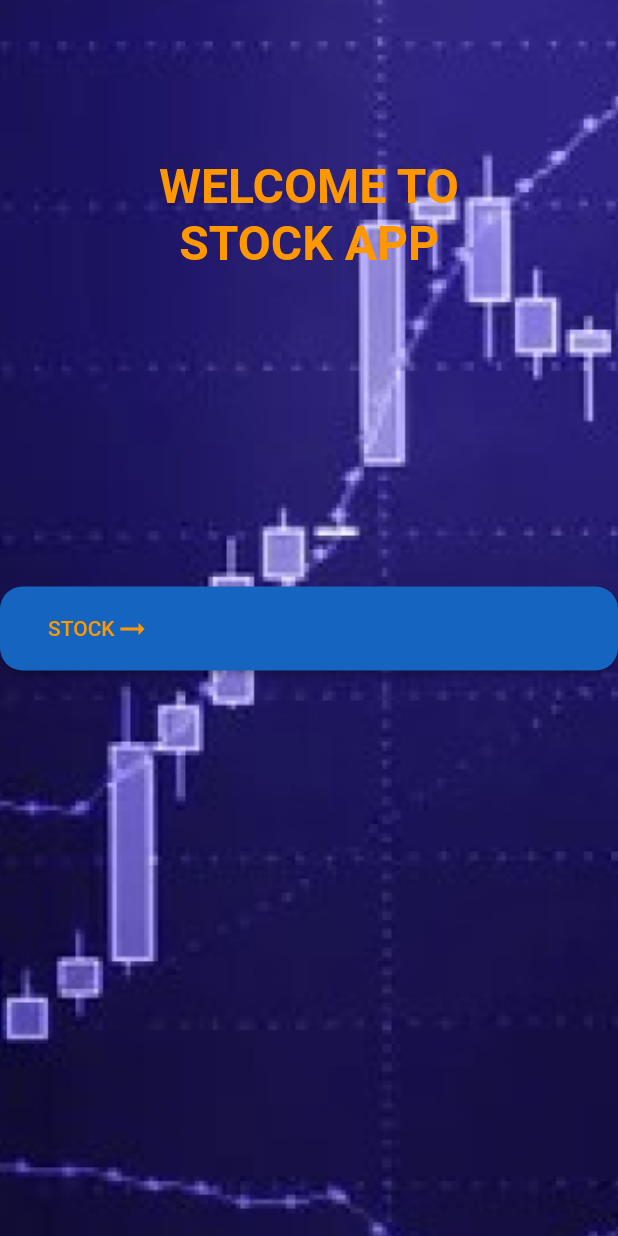
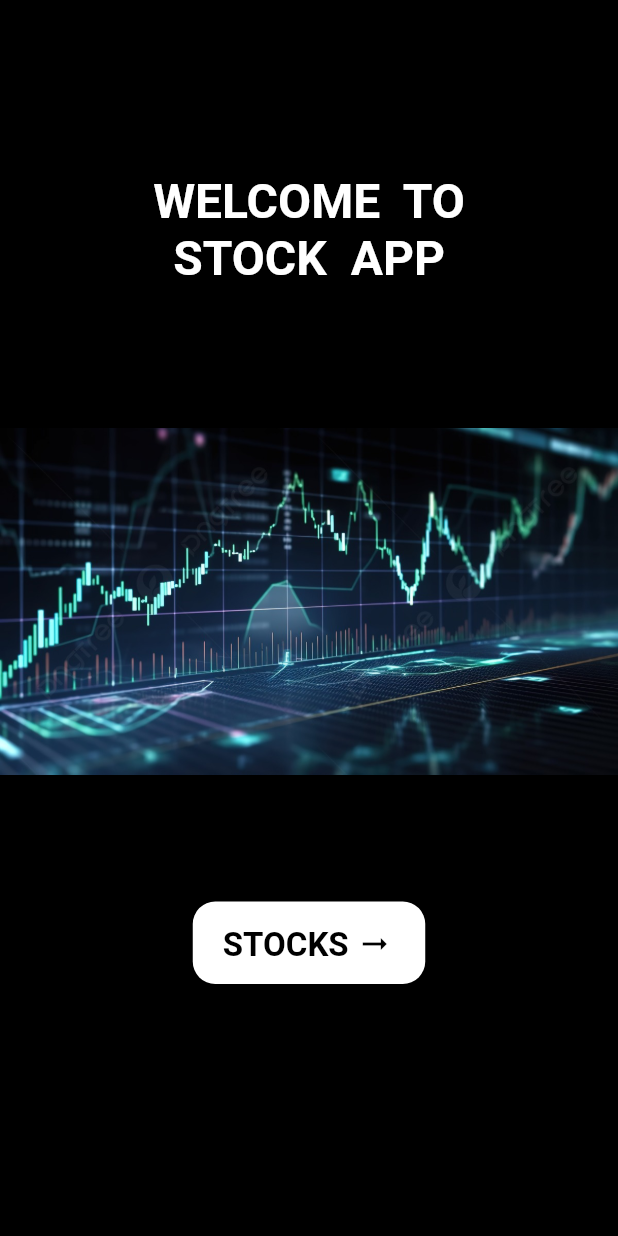
Before and after one commit to Blockchain-Research-Lab-Trainees/stock_app, a Flutter app: the screen it shows after launch, on a phone screen of 412 x 824 dp. Run offline on Flutter 3.47's test engine with Material 2 defaults, Android fonts, the phone set to English and light mode, and no system bars; our stand-ins replace sensors.

Commit message:
can search your stock and set ui of second page

```diff
--- a/lib/Pages/FirstPage.dart
+++ b/lib/Pages/FirstPage.dart
@@ -17,27 +17,33 @@ class _FirstPageState extends State<FirstPage> {
         body:Container(
           height: MediaQuery.of(context).size.height,
           decoration:const BoxDecoration(
-            image: DecorationImage(
-              image:AssetImage('lib/assets/BG.png'), // Replace with your image asset path
-              fit: BoxFit.cover, // Adjust the fit as needed
-            ),
+            color: Colors.black,
+            // image: DecorationImage(
+            //   image:AssetImage('lib/assets/BGN.jpeg'), // Replace with your image asset path
+            //   fit: BoxFit.cover,
+            //   opacity: 0.9,// Adjust the fit as needed
+            // ),
           ),
           child: SingleChildScrollView(
             child: Column(
               children: [ Column(
                 children: [Center(
                   child: Padding(
-                    padding: EdgeInsets.fromLTRB(0, 105, 0, 10),
+                    padding: EdgeInsets.fromLTRB(0, 115, 0, 10),
                       child:Column(children: [
-                        Text('WELCOME TO',style:TextStyle(fontSize:32,fontWeight:FontWeight.bold,color: Colors.orange),),
-                        Text('STOCK APP',style:TextStyle(fontSize:32,fontWeight:FontWeight.bold,color: Colors.orange),),
+                        Text('WELCOME  TO',style:TextStyle(fontSize:32,fontWeight:FontWeight.bold,color: Colors.white),),
+                        Text('STOCK  APP',style:TextStyle(fontSize:32,fontWeight:FontWeight.bold,color: Colors.white),),
                         ],),
                     ),
                   ),
-                  SizedBox(height: 200,),
+                  SizedBox(height: 50,),
+                  Image(image: AssetImage('lib/assets/BGO.jpeg'),height: 300,width:MediaQuery.of(context).size.width,),
+                  // Image:AssetImage('lib/assets/BGN.jpeg'),
+                  SizedBox(height: 50,),
                   ElevatedButton(
-                    style:ElevatedButton.styleFrom(backgroundColor: Colors.blue.shade800,
-                      padding: EdgeInsets.symmetric(vertical: 16,horizontal: 32),
+                    style:ElevatedButton.styleFrom(backgroundColor: Colors.white,
+                      maximumSize: Size(155, 55),
+                      padding: EdgeInsets.symmetric(vertical: 16,horizontal: 20),
                       shape: RoundedRectangleBorder(
                           borderRadius: BorderRadius.circular(15)
                       ),
@@ -45,8 +51,8 @@ class _FirstPageState extends State<FirstPage> {
                     onPressed:(){
                     Navigator.push(context,  MaterialPageRoute(builder: (context) => HttpPage()));
                   }, child: Row(children: [
-                      Text('STOCK',style: TextStyle(color: Colors.orange),),
-                      Icon(Icons.arrow_right_alt,color: Colors.orange,),
+                      Text('STOCKS ',style: TextStyle(color: Colors.black,fontSize: 22,fontWeight: FontWeight.bold),),
+                      Icon(Icons.arrow_right_alt,color: Colors.black,),
                     ],),
                   ),
                 ],),
```
Also changed, not shown: lib/Pages/DetailStock.dart (+12 -3 lines), lib/Pages/HttpPage.dart (+71 -24 lines), lib/assets/BGN.jpeg (added), lib/assets/BGO.jpeg (added).
